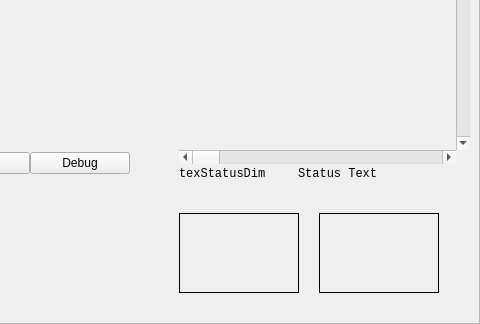
baldurk/renderdoc, file qrenderdoc/Windows/TextureViewer.ui: the form before one commit; both pictures show x 111 to 591 and y 247 to 571 of the 591 by 571 pixel window.
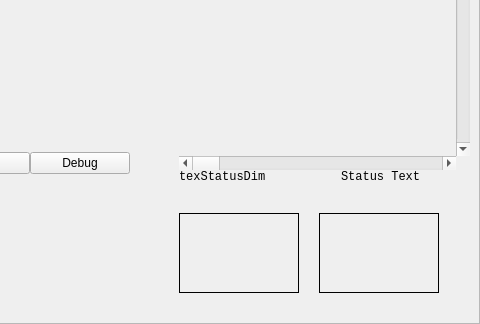
The form after the commit. Icons and pictures are not drawn. Custom widgets are drawn as their Qt base class.

Commit message: Set cursors properly on render container, make status bar a flowlayout

What changed in the file:
```diff
--- a/qrenderdoc/Windows/TextureViewer.ui
+++ b/qrenderdoc/Windows/TextureViewer.ui
@@ -768,6 +768,18 @@
      <height>241</height>
     </rect>
    </property>
+   <property name="sizePolicy">
+    <sizepolicy hsizetype="Minimum" vsizetype="Minimum">
+     <horstretch>0</horstretch>
+     <verstretch>0</verstretch>
+    </sizepolicy>
+   </property>
+   <property name="minimumSize">
+    <size>
+     <width>100</width>
+     <height>100</height>
+    </size>
+   </property>
    <layout class="QVBoxLayout" name="verticalLayout">
     <property name="spacing">
      <number>0</number>
@@ -881,19 +893,6 @@
         </property>
        </widget>
       </item>
-      <item>
-       <spacer name="horizontalSpacer">
-        <property name="orientation">
-         <enum>Qt::Horizontal</enum>
-        </property>
-        <property name="sizeHint" stdset="0">
-         <size>
-          <width>40</width>
-          <height>20</height>
-         </size>
-        </property>
-       </spacer>
-      </item>
      </layout>
     </item>
    </layout>
```
Left out of the diff: 3 changed lines with no effect on the pictures. The commit also changes 2 other files.
